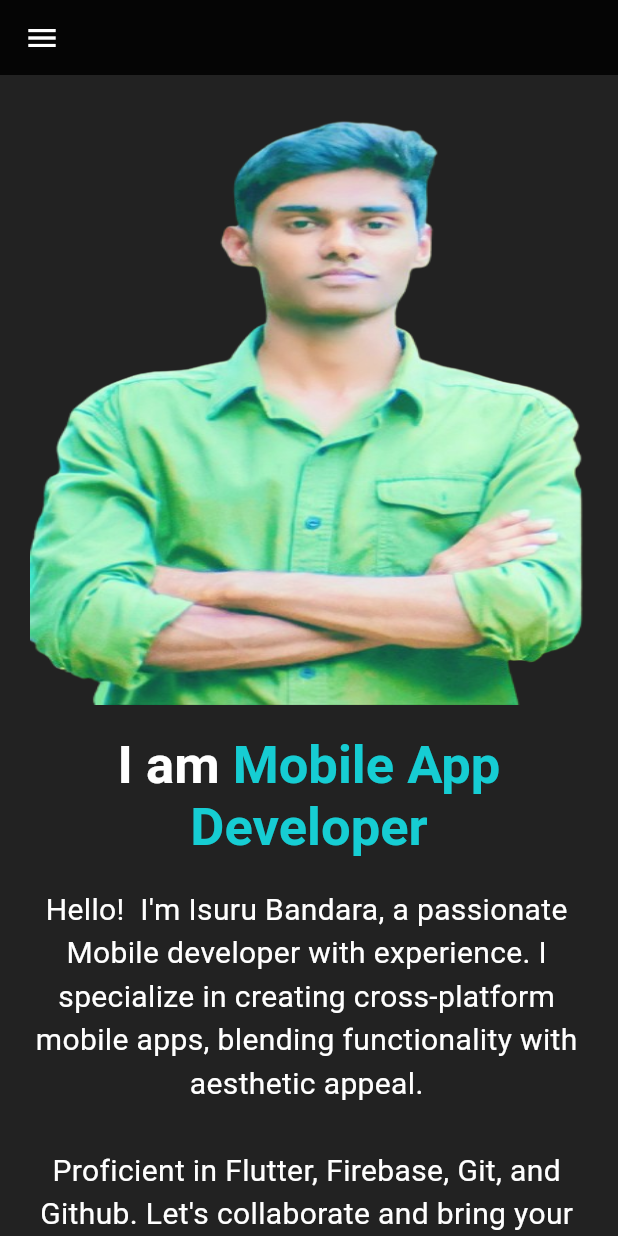
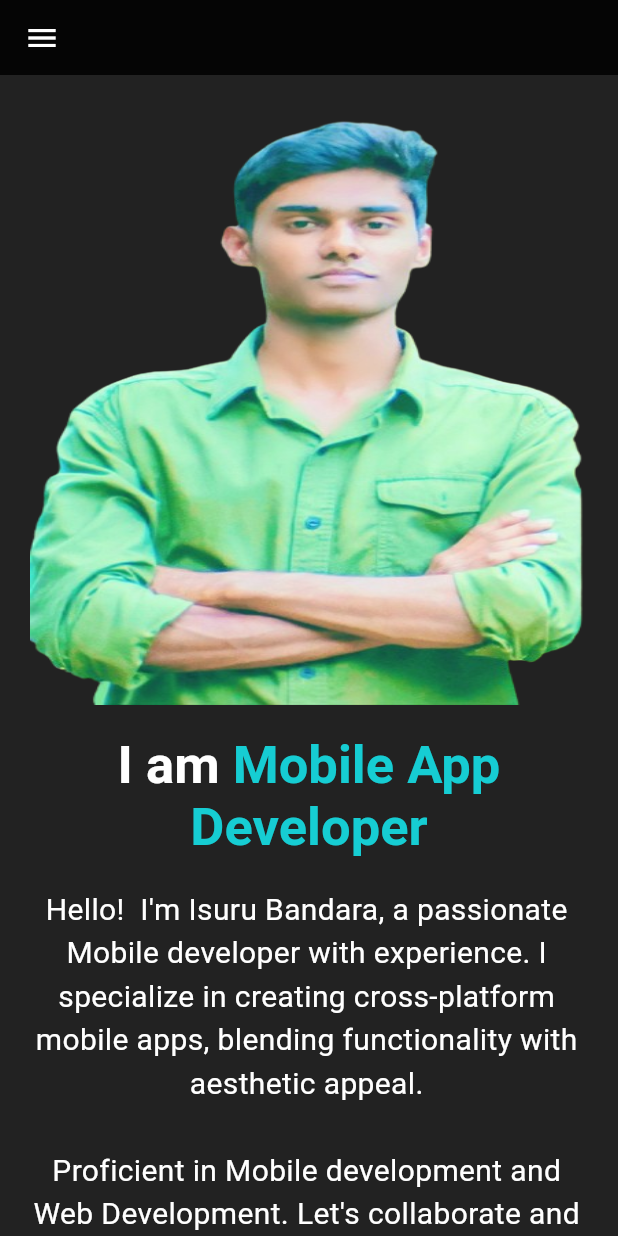
Before and after one commit to isurubandara1/Portfolio_Website, a Flutter app: the Mabout screen opened directly, on a phone screen of 412 x 824 dp. Run offline on Flutter 3.47's test engine with Material 3 defaults, Android fonts, the phone set to English and light mode, and no system bars; our stand-ins replace cloud_firestore, device_preview, firebase_core, percent_indicator; missing offline and left inert: dart:html, file_saver, flutter_email_sender; accounts and stored records are empty.

Commit message:
add few changes to mobile size pages

```diff
--- a/lib/DeskTop/About.dart
+++ b/lib/DeskTop/About.dart
@@ -144,7 +144,7 @@ class _AboutState extends State<About> with SingleTickerProviderStateMixin {
                                     ),
                                     TextSpan(
                                       text:
-                                          "Flutter, React Native, Firebase, Git, and Github. Let's collaborate and bring your app ideas to life! ",
+                                          "Mobile development and Web Development. Let's collaborate and bring your app ideas to life! ",
                                     ),
                                     TextSpan(
                                       text: "📱✨",
@@ -188,7 +188,7 @@ class _AboutState extends State<About> with SingleTickerProviderStateMixin {
                                           color: Colors.blue, fontSize: 19),
                                     ),
                                     TextSpan(
-                                      text: "+94 704394554  / +94 761210812",
+                                      text: "+94 704394554",
                                       style: TextStyle(
                                           color: Colors.white, fontSize: 16),
                                     ),
--- a/lib/DeskTop/Service.dart
+++ b/lib/DeskTop/Service.dart
@@ -127,7 +127,7 @@ class _ServiceState extends State<Service> with TickerProviderStateMixin {
                                     padding:
                                         EdgeInsets.only(left: 20, right: 20),
                                     child: Text(
-                                      "I specialize in crafting responsive web applications using React and Flutter,\n delivering user-friendly websites with seamless navigation and ensuring optimal performance and scalability.\nAdditionally, I implement robust backend solutions to enhance functionality",
+                                      "I specialize in crafting responsive web applications using React and Flutter,\n delivering user-friendly websites with seamless navigation and ensuring optimal performance and scalability.\nAdditionally, I implement robust backend solutions to enhance functionality.",
                                       textAlign: TextAlign.center,
                                       style: TextStyle(
                                         color: Colors.white,
--- a/lib/Mobile/Mabout.dart
+++ b/lib/Mobile/Mabout.dart
@@ -85,7 +85,7 @@ class Mabout extends StatelessWidget {
                               "Hello!  I'm Isuru Bandara, a passionate Mobile developer with experience. I specialize in creating cross-platform mobile apps, blending functionality with aesthetic appeal.\n\n"),
                       TextSpan(
                         text:
-                            "Proficient in Flutter, Firebase, Git, and Github. Let's collaborate and bring your app ideas to life!",
+                            "Proficient in Mobile development and Web Development. Let's collaborate and bring your app ideas to life!",
                       ),
                       TextSpan(
                         text: "📱✨",
@@ -119,7 +119,7 @@ class Mabout extends StatelessWidget {
               child: const Padding(
                 padding: EdgeInsets.only(left: 25, right: 10),
                 child: SelectableText(
-                  "+94 704394554 \n+94 761210812",
+                  "+94 704394554",
                   style: TextStyle(color: Colors.white, fontSize: 20),
                 ),
               ),
--- a/lib/Mobile/Mservice.dart
+++ b/lib/Mobile/Mservice.dart
@@ -45,7 +45,7 @@ class _MserviceState extends State<Mservice> with TickerProviderStateMixin {
         title: const Text(
           "My Services  💼 🌐 📱",
           style: TextStyle(
-            color: Colors.white,
+            color: Colors.blue,
             fontWeight: FontWeight.bold,
             fontSize: 30,
           ),
@@ -103,7 +103,7 @@ class _MserviceState extends State<Mservice> with TickerProviderStateMixin {
                           Padding(
                             padding: const EdgeInsets.only(left: 10, right: 10),
                             child: Text(
-                              "I specialize in developing cross-platform mobile apps for Android and iOS using Flutter. My Mservices include seamless integration of Firebase for robust backend functionalities, ensuring efficient and scalable app solutions.",
+                              "I specialize in developing cross-platform mobile apps for Android and iOS using Flutter and React Native. My services include the seamless integration of Firebase and Spring Boot for robust backend functionalities, ensuring efficient and scalable app solutions.",
                               textAlign: TextAlign.center,
                               style: TextStyle(
                                 color: Colors.white,
@@ -127,7 +127,7 @@ class _MserviceState extends State<Mservice> with TickerProviderStateMixin {
                           Padding(
                             padding: EdgeInsets.only(left: 10, right: 10),
                             child: Text(
-                              "I specialize in crafting responsive web applications using flutter. Delivering user-friendly websites with seamless navigation. Ensuring optimal performance and scalability. Additionally, I implement robust backend solutions to enhance functionality.",
+                              "I specialize in crafting responsive web applications using React and Flutter, delivering user-friendly websites with seamless navigation and ensuring optimal performance and scalability. Additionally, I implement robust backend solutions to enhance functionality.",
                               textAlign: TextAlign.center,
                               style:
                                   TextStyle(color: Colors.white, fontSize: 22),
--- a/lib/main.dart
+++ b/lib/main.dart
@@ -1,15 +1,9 @@
 import 'package:firebase_core/firebase_core.dart';
 import 'package:flutter/foundation.dart';
 import 'package:flutter/material.dart';
-import 'package:protfolio/Mobile/Mabout.dart';
-import 'DeskTop/Home.dart';
-import 'Mobile/Mhome.dart';
-import 'Mobile/Mprotfolio.dart';
-import 'Mobile/Mservice.dart';
 import 'PageRouter.dart';
 import 'Secret.dart';
 import 'package:device_preview/device_preview.dart';
-import 'package:flutter_downloader/flutter_downloader.dart';
 
 Future main() async {
   WidgetsFlutterBinding.ensureInitialized();
@@ -46,6 +40,7 @@ class MyApp extends StatelessWidget {
   @override
   Widget build(BuildContext context) {
     return MaterialApp(
+      debugShowCheckedModeBanner: false,
       home: Home(),
     );
   }
```
